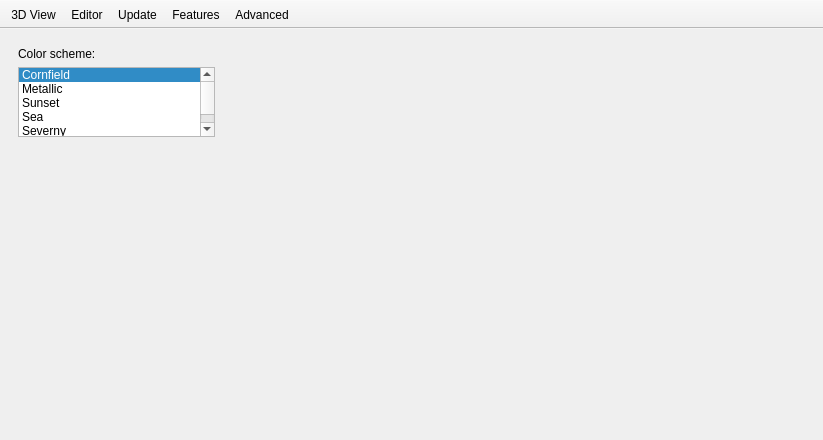
Qt form src/Preferences.ui (openscad/openscad) before a commit.
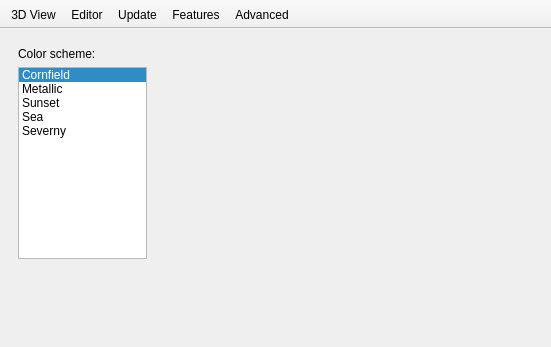
The same form after that commit. The open tabs and pages were chosen to show the change. Icons and pictures are not drawn.

Commit message: Make colorscheme box expand

What changed in the file:
```diff
--- a/src/Preferences.ui
+++ b/src/Preferences.ui
@@ -6,8 +6,8 @@
    <rect>
     <x>0</x>
     <y>0</y>
-    <width>823</width>
-    <height>440</height>
+    <width>551</width>
+    <height>347</height>
    </rect>
   </property>
   <property name="sizePolicy">
@@ -44,6 +44,12 @@
             </item>
             <item>
              <widget class="QListWidget" name="colorSchemeChooser">
+              <property name="sizePolicy">
+               <sizepolicy hsizetype="Expanding" vsizetype="MinimumExpanding">
+                <horstretch>0</horstretch>
+                <verstretch>0</verstretch>
+               </sizepolicy>
+              </property>
               <property name="alternatingRowColors">
                <bool>false</bool>
               </property>
@@ -99,6 +105,9 @@
           <property name="orientation">
            <enum>Qt::Vertical</enum>
           </property>
+          <property name="sizeType">
+           <enum>QSizePolicy::Expanding</enum>
+          </property>
           <property name="sizeHint" stdset="0">
            <size>
             <width>20</width>
```
Left out of the diff: 8 changed lines with no effect on the pictures.
